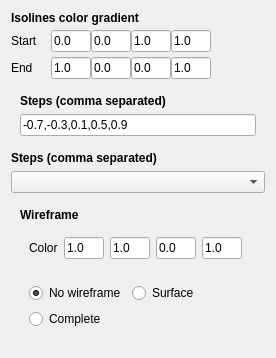
Qt form Rendering/Renderers/IsolineRenderer/isolinerendererconfig.ui (Gloix/Camaron) before a commit.
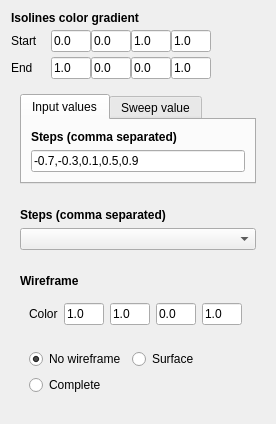
The same form after that commit.

Commit message: Added slider to isolines config widget to sweep the model.

```diff
--- a/Rendering/Renderers/IsolineRenderer/isolinerendererconfig.ui
+++ b/Rendering/Renderers/IsolineRenderer/isolinerendererconfig.ui
@@ -7,7 +7,7 @@
     <x>0</x>
     <y>0</y>
     <width>276</width>
-    <height>336</height>
+    <height>399</height>
    </rect>
   </property>
   <property name="windowTitle">
@@ -317,6 +317,58 @@
     <widget class="QWidget" name="widget" native="true">
      <layout class="QVBoxLayout" name="verticalLayout_2">
       <item>
+       <widget class="QTabWidget" name="tabWidget_input_type">
+        <property name="sizePolicy">
+         <sizepolicy hsizetype="Preferred" vsizetype="Preferred">
+          <horstretch>0</horstretch>
+          <verstretch>0</verstretch>
+         </sizepolicy>
+        </property>
+        <property name="tabShape">
+         <enum>QTabWidget::Rounded</enum>
+        </property>
+        <property name="currentIndex">
+         <number>0</number>
+        </property>
+        <widget class="QWidget" name="tab_input_values">
+         <property name="enabled">
+          <bool>true</bool>
+         </property>
+         <property name="sizePolicy">
+          <sizepolicy hsizetype="Maximum" vsizetype="Preferred">
+           <horstretch>0</horstretch>
+           <verstretch>0</verstretch>
+          </sizepolicy>
+         </property>
+         <attribute name="title">
+          <string>Input values</string>
+         </attribute>
+         <layout class="QVBoxLayout" name="verticalLayout_6">
+          <item>
+           <widget class="QWidget" name="widget_2" native="true">
+            <property name="sizePolicy">
+             <sizepolicy hsizetype="Preferred" vsizetype="Maximum">
+              <horstretch>0</horstretch>
+              <verstretch>0</verstretch>
+             </sizepolicy>
+            </property>
+            <layout class="QVBoxLayout" name="verticalLayout_7">
+             <property name="spacing">
+              <number>6</number>
+             </property>
+             <property name="leftMargin">
+              <number>0</number>
+             </property>
+             <property name="topMargin">
+              <number>0</number>
+             </property>
+             <property name="rightMargin">
+              <number>0</number>
+             </property>
+             <property name="bottomMargin">
+              <number>0</number>
+             </property>
+             <item>
        <widget class="QLabel" name="label_10">
         <property name="sizePolicy">
          <sizepolicy hsizetype="Maximum" vsizetype="Maximum">
@@ -345,8 +397,67 @@
      </layout>
     </widget>
    </item>
+         </layout>
+        </widget>
+        <widget class="QWidget" name="tab_sweep_value">
+         <attribute name="title">
+          <string>Sweep value</string>
+         </attribute>
+         <layout class="QVBoxLayout" name="verticalLayout_8">
    <item>
-    <layout class="QVBoxLayout" name="verticalLayout">
+           <widget class="QSlider" name="horizontalSlider_sweep_value">
+            <property name="sizePolicy">
+             <sizepolicy hsizetype="Minimum" vsizetype="Fixed">
+              <horstretch>0</horstretch>
+              <verstretch>0</verstretch>
+             </sizepolicy>
+            </property>
+            <property name="maximum">
+             <number>100</number>
+            </property>
+            <property name="orientation">
+             <enum>Qt::Horizontal</enum>
+            </property>
+           </widget>
+          </item>
+          <item>
+           <widget class="QLabel" name="label_sweep_value">
+            <property name="text">
+             <string>TextLabel</string>
+            </property>
+            <property name="alignment">
+             <set>Qt::AlignCenter</set>
+            </property>
+           </widget>
+          </item>
+         </layout>
+        </widget>
+       </widget>
+      </item>
+     </layout>
+    </widget>
+   </item>
+   <item>
+    <widget class="QWidget" name="widget_1" native="true">
+     <property name="sizePolicy">
+      <sizepolicy hsizetype="Minimum" vsizetype="Maximum">
+       <horstretch>0</horstretch>
+       <verstretch>0</verstretch>
+      </sizepolicy>
+     </property>
+     <layout class="QVBoxLayout" name="verticalLayout" stretch="0,0">
+      <property name="leftMargin">
+       <number>9</number>
+      </property>
+      <property name="topMargin">
+       <number>9</number>
+      </property>
+      <property name="rightMargin">
+       <number>9</number>
+      </property>
+      <property name="bottomMargin">
+       <number>9</number>
+      </property>
      <item>
       <widget class="QLabel" name="label_12">
        <property name="sizePolicy">
@@ -370,6 +481,7 @@
       <widget class="QComboBox" name="comboBox_prop_select"/>
      </item>
     </layout>
+    </widget>
    </item>
    <item>
     <widget class="QWidget" name="widget_3" native="true">
```
Lines whose indentation alone changed are shown as unchanged. The commit also changes 2 other files.
